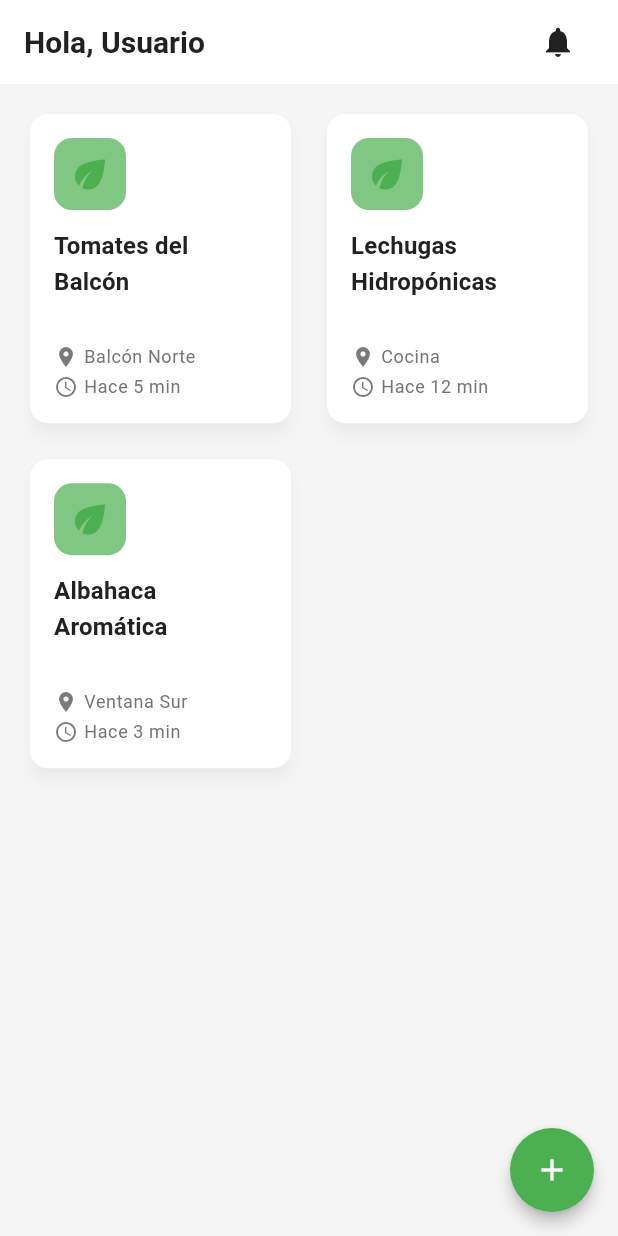
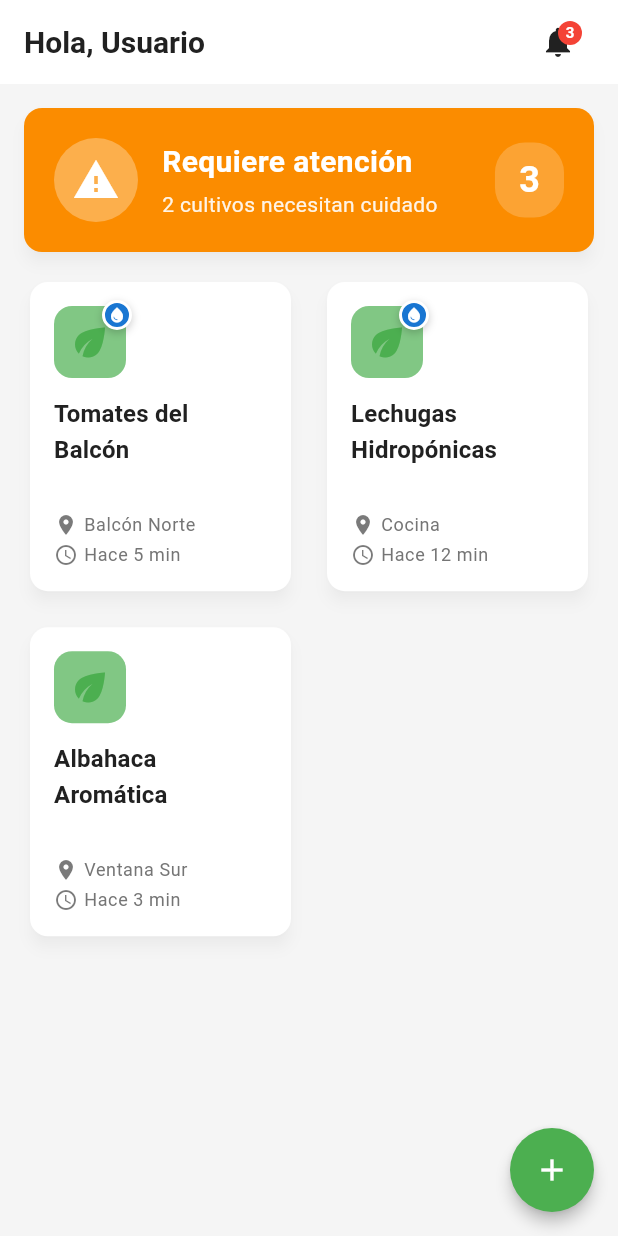
Before and after one commit to TheJulianAlva/urban-smart-farming, a Flutter app: the CropListScreen screen opened directly, on a phone screen of 412 x 824 dp. Run offline on Flutter 3.47's test engine with Material 3 defaults, Android fonts, the phone set to English and light mode, and no system bars; our stand-ins replace dartz, equatable, flutter_bloc, get_it, go_router; accounts and stored records are empty.

Commit message:
feat: Agrega GlobalStatusCard a 'crop_list_screen'

```diff
--- a/lib/features/crops/presentation/pages/crop_list_screen.dart
+++ b/lib/features/crops/presentation/pages/crop_list_screen.dart
@@ -6,6 +6,8 @@ import 'package:urban_smart_farming/features/crops/presentation/bloc/crops_bloc.
 import 'package:urban_smart_farming/features/crops/presentation/bloc/crops_event.dart';
 import 'package:urban_smart_farming/features/crops/presentation/bloc/crops_state.dart';
 import 'package:urban_smart_farming/features/crops/domain/entities/crop_entity.dart';
+import 'package:urban_smart_farming/features/crops/presentation/widgets/global_status_card.dart';
+import 'package:urban_smart_farming/features/crops/presentation/widgets/status_badge.dart';
 
 /// Pantalla principal "Mi Jardín" - Dashboard global de cultivos
 class CropListScreen extends StatelessWidget {
@@ -21,11 +23,41 @@ class CropListScreen extends StatelessWidget {
             children: [
               const Text('Hola, Usuario', style: TextStyle(fontSize: 20)),
               const Spacer(),
+              // Badge de notificaciones con indicador
+              Stack(
+                children: [
                   IconButton(
                     icon: const Icon(Icons.notifications),
                     onPressed: () {
                       // TODO: Navigate to notifications/alerts
                     },
+                  ),
+                  // Badge contador (mockup - siempre muestra 3)
+                  Positioned(
+                    right: 8,
+                    top: 8,
+                    child: Container(
+                      padding: const EdgeInsets.all(4),
+                      decoration: const BoxDecoration(
+                        color: Colors.red,
+                        shape: BoxShape.circle,
+                      ),
+                      constraints: const BoxConstraints(
+                        minWidth: 16,
+                        minHeight: 16,
+                      ),
+                      child: const Text(
+                        '3',
+                        style: TextStyle(
+                          color: Colors.white,
+                          fontSize: 10,
+                          fontWeight: FontWeight.bold,
+                        ),
+                        textAlign: TextAlign.center,
+                      ),
+                    ),
+                  ),
+                ],
               ),
             ],
           ),
@@ -65,23 +97,42 @@ class CropListScreen extends StatelessWidget {
                 return _buildEmptyState(context);
               }
 
+              // Calcular estado global (mockup)
+              final statusData = _calculateGlobalStatus(state.crops);
+
               return RefreshIndicator(
                 onRefresh: () async {
                   context.read<CropsBloc>().add(RefreshCrops());
                   await Future.delayed(const Duration(milliseconds: 500));
                 },
-                child: GridView.builder(
-                  padding: const EdgeInsets.all(16),
-                  gridDelegate: const SliverGridDelegateWithFixedCrossAxisCount(
+                child: CustomScrollView(
+                  slivers: [
+                    // Resumen de Estado Global
+                    SliverToBoxAdapter(
+                      child: GlobalStatusCard(
+                        totalCrops: state.crops.length,
+                        cropsNeedingAttention: statusData['needsAttention']!,
+                        criticalCrops: statusData['critical']!,
+                      ),
+                    ),
+
+                    // Grid de cultivos
+                    SliverPadding(
+                      padding: const EdgeInsets.fromLTRB(16, 0, 16, 16),
+                      sliver: SliverGrid(
+                        gridDelegate:
+                            const SliverGridDelegateWithFixedCrossAxisCount(
                               crossAxisCount: 2,
                               crossAxisSpacing: 16,
                               mainAxisSpacing: 16,
                               childAspectRatio: 0.85,
                             ),
-                  itemCount: state.crops.length,
-                  itemBuilder: (context, index) {
+                        delegate: SliverChildBuilderDelegate((context, index) {
                           return _CropCard(crop: state.crops[index]);
-                  },
+                        }, childCount: state.crops.length),
+                      ),
+                    ),
+                  ],
                 ),
               );
             }
@@ -131,6 +182,26 @@ class CropListScreen extends StatelessWidget {
       ),
     );
   }
+
+  /// Calcula el estado global de los cultivos (mockup basado en ID)
+  Map<String, int> _calculateGlobalStatus(List<CropEntity> crops) {
+    int needsAttention = 0;
+    int critical = 0;
+
+    for (var crop in crops) {
+      // Mockup: usar hash del ID para determinar estado
+      final hash = crop.id.hashCode % 100;
+
+      if (hash < 15) {
+        critical++; // 15% críticos
+      } else if (hash < 40) {
+        needsAttention++; // 25% necesita atención
+      }
+      // El resto está bien (60%)
+    }
+
+    return {'needsAttention': needsAttention, 'critical': critical};
+  }
 }
 
 class _CropCard extends StatelessWidget {
@@ -157,7 +228,10 @@ class _CropCard extends StatelessWidget {
           child: Column(
             crossAxisAlignment: CrossAxisAlignment.start,
             children: [
-              // Icono de cultivo
+              // Icono de cultivo con badges
+              Stack(
+                clipBehavior: Clip.none,
+                children: [
                   Container(
                     width: 48,
                     height: 48,
@@ -170,6 +244,10 @@ class _CropCard extends StatelessWidget {
                       color: Theme.of(context).colorScheme.primary,
                       size: 30,
                     ),
+                  ),
+                  // Mostrar badges según estado (mockup)
+                  ..._getCropStatusBadges(crop),
+                ],
               ),
               const SizedBox(height: 12),
 
@@ -245,4 +323,41 @@ class _CropCard extends StatelessWidget {
       return 'Hace ${difference.inDays}d';
     }
   }
+
+  /// Genera badges según el estado del cultivo (mockup)
+  List<Widget> _getCropStatusBadges(CropEntity crop) {
+    final badges = <Widget>[];
+    final hash = crop.id.hashCode % 100;
+
+    if (hash < 15) {
+      // Crítico - mostrar badge de advertencia
+      badges.add(
+        const Positioned(
+          top: -4,
+          right: -4,
+          child: StatusBadge(type: BadgeType.critical, size: 20),
+        ),
+      );
+    } else if (hash < 30) {
+      // Necesita agua
+      badges.add(
+        const Positioned(
+          top: -4,
+          right: -4,
+          child: StatusBadge(type: BadgeType.needsWater, size: 20),
+        ),
+      );
+    } else if (hash < 40) {
+      // Necesita luz
+      badges.add(
+        const Positioned(
+          top: -4,
+          right: -4,
+          child: StatusBadge(type: BadgeType.needsLight, size: 20),
+        ),
+      );
     }
+
+    return badges;
+  }
+}
--- /dev/null
+++ b/lib/features/crops/presentation/widgets/global_status_card.dart
@@ -0,0 +1,139 @@
+import 'package:flutter/material.dart';
+
+/// Widget que muestra el estado global de todos los cultivos
+class GlobalStatusCard extends StatelessWidget {
+  final int totalCrops;
+  final int cropsNeedingAttention;
+  final int criticalCrops;
+
+  const GlobalStatusCard({
+    super.key,
+    required this.totalCrops,
+    required this.cropsNeedingAttention,
+    required this.criticalCrops,
+  });
+
+  @override
+  Widget build(BuildContext context) {
+    // Determinar el estado global
+    final GlobalStatus status = _calculateGlobalStatus();
+
+    return Card(
+      margin: const EdgeInsets.all(16),
+      elevation: 4,
+      color: status.color,
+      child: Padding(
+        padding: const EdgeInsets.all(20),
+        child: Row(
+          children: [
+            // Icono
+            Container(
+              padding: const EdgeInsets.all(12),
+              decoration: BoxDecoration(
+                color: Colors.white.withValues(alpha: 0.3),
+                shape: BoxShape.circle,
+              ),
+              child: Icon(status.icon, size: 32, color: Colors.white),
+            ),
+            const SizedBox(width: 16),
+
+            // Texto
+            Expanded(
+              child: Column(
+                crossAxisAlignment: CrossAxisAlignment.start,
+                children: [
+                  Text(
+                    status.title,
+                    style: const TextStyle(
+                      fontSize: 20,
+                      fontWeight: FontWeight.bold,
+                      color: Colors.white,
+                    ),
+                  ),
+                  const SizedBox(height: 4),
+                  Text(
+                    status.subtitle,
+                    style: TextStyle(
+                      fontSize: 14,
+                      color: Colors.white.withValues(alpha: 0.9),
+                    ),
+                  ),
+                ],
+              ),
+            ),
+
+            // Contador de cultivos
+            Container(
+              padding: const EdgeInsets.symmetric(horizontal: 16, vertical: 8),
+              decoration: BoxDecoration(
+                color: Colors.white.withValues(alpha: 0.2),
+                borderRadius: BorderRadius.circular(20),
+              ),
+              child: Text(
+                '$totalCrops',
+                style: const TextStyle(
+                  fontSize: 24,
+                  fontWeight: FontWeight.bold,
+                  color: Colors.white,
+                ),
+              ),
+            ),
+          ],
+        ),
+      ),
+    );
+  }
+
+  GlobalStatus _calculateGlobalStatus() {
+    if (totalCrops == 0) {
+      return GlobalStatus(
+        color: Colors.grey[400]!,
+        icon: Icons.eco_outlined,
+        title: 'Sin cultivos',
+        subtitle: 'Crea tu primer cultivo para comenzar',
+      );
+    }
+
+    if (criticalCrops > 0) {
+      return GlobalStatus(
+        color: Colors.red[600]!,
+        icon: Icons.error,
+        title: '¡Atención urgente!',
+        subtitle:
+            '$criticalCrops ${criticalCrops == 1 ? 'cultivo requiere' : 'cultivos requieren'} acción inmediata',
+      );
+    }
+
+    if (cropsNeedingAttention > 0) {
+      return GlobalStatus(
+        color: Colors.orange[600]!,
+        icon: Icons.warning,
+        title: 'Requiere atención',
+        subtitle:
+            '$cropsNeedingAttention ${cropsNeedingAttention == 1 ? 'cultivo necesita' : 'cultivos necesitan'} cuidado',
+      );
+    }
+
+    return GlobalStatus(
+      color: Colors.green[600]!,
+      icon: Icons.check_circle,
+      title: '¡Tus cultivos están excelentes!',
+      subtitle: 'Todos los cultivos en condiciones óptimas',
+    );
+  }
+}
+
+/// Clase auxiliar para el estado global
+class GlobalStatus {
+  final Color color;
+  final IconData icon;
+  final String title;
+  final String subtitle;
+
+  GlobalStatus({
+    required this.color,
+    required this.icon,
+    required this.title,
+    required this.subtitle,
+  });
+}
--- /dev/null
+++ b/lib/features/crops/presentation/widgets/status_badge.dart
@@ -0,0 +1,67 @@
+import 'package:flutter/material.dart';
+
+/// Tipos de badges de estado para cultivos
+enum BadgeType {
+  needsWater, // Falta agua (humedad baja)
+  needsLight, // Falta luz
+  critical, // Problema crítico
+}
+
+/// Widget que muestra un badge de estado sobre una tarjeta de cultivo
+class StatusBadge extends StatelessWidget {
+  final BadgeType type;
+  final double size;
+
+  const StatusBadge({super.key, required this.type, this.size = 24});
+
+  @override
+  Widget build(BuildContext context) {
+    final BadgeConfig config = _getBadgeConfig(type);
+
+    return Container(
+      width: size,
+      height: size,
+      decoration: BoxDecoration(
+        color: config.backgroundColor,
+        shape: BoxShape.circle,
+        border: Border.all(color: Colors.white, width: 2),
+        boxShadow: [
+          BoxShadow(
+            color: Colors.black.withValues(alpha: 0.2),
+            blurRadius: 4,
+            offset: const Offset(0, 2),
+          ),
+        ],
+      ),
+      child: Icon(config.icon, size: size * 0.6, color: Colors.white),
+    );
+  }
+
+  BadgeConfig _getBadgeConfig(BadgeType type) {
+    switch (type) {
+      case BadgeType.needsWater:
+        return BadgeConfig(
+          icon: Icons.water_drop,
+          backgroundColor: Colors.blue[700]!,
+        );
+      case BadgeType.needsLight:
+        return BadgeConfig(
+          icon: Icons.wb_sunny,
+          backgroundColor: Colors.amber[700]!,
+        );
+      case BadgeType.critical:
+        return BadgeConfig(
+          icon: Icons.warning,
+          backgroundColor: Colors.red[700]!,
+        );
+    }
+  }
+}
+
+/// Configuración de un badge
+class BadgeConfig {
+  final IconData icon;
+  final Color backgroundColor;
+
+  BadgeConfig({required this.icon, required this.backgroundColor});
+}
```
Lines whose indentation alone changed are shown as unchanged.
